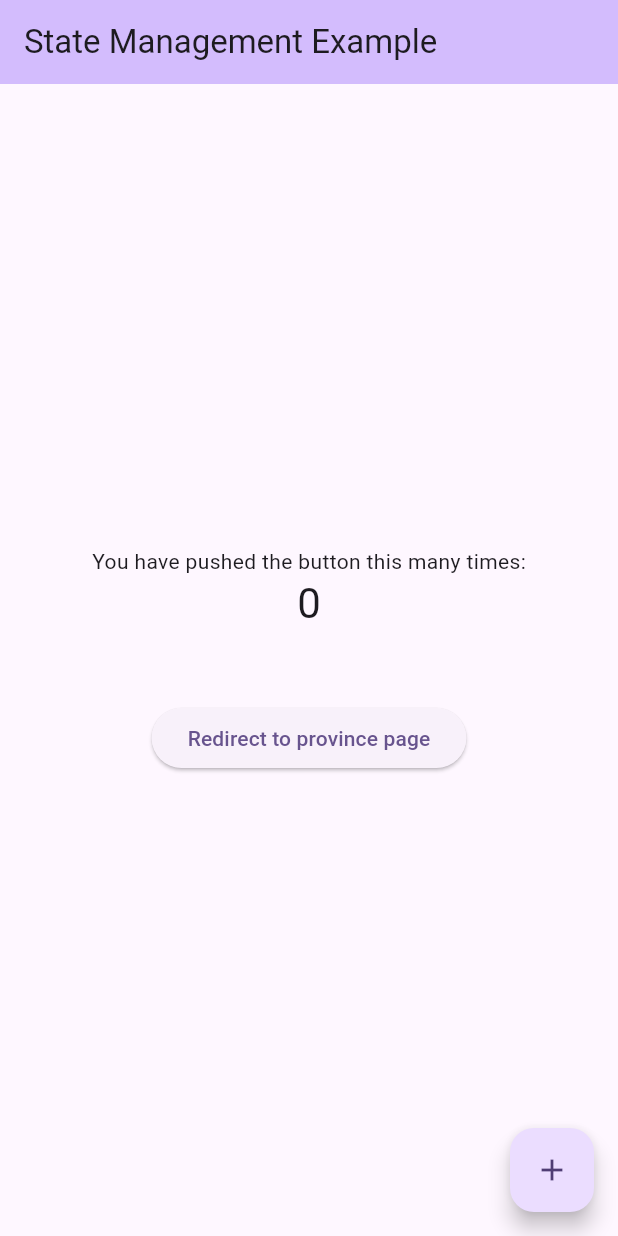
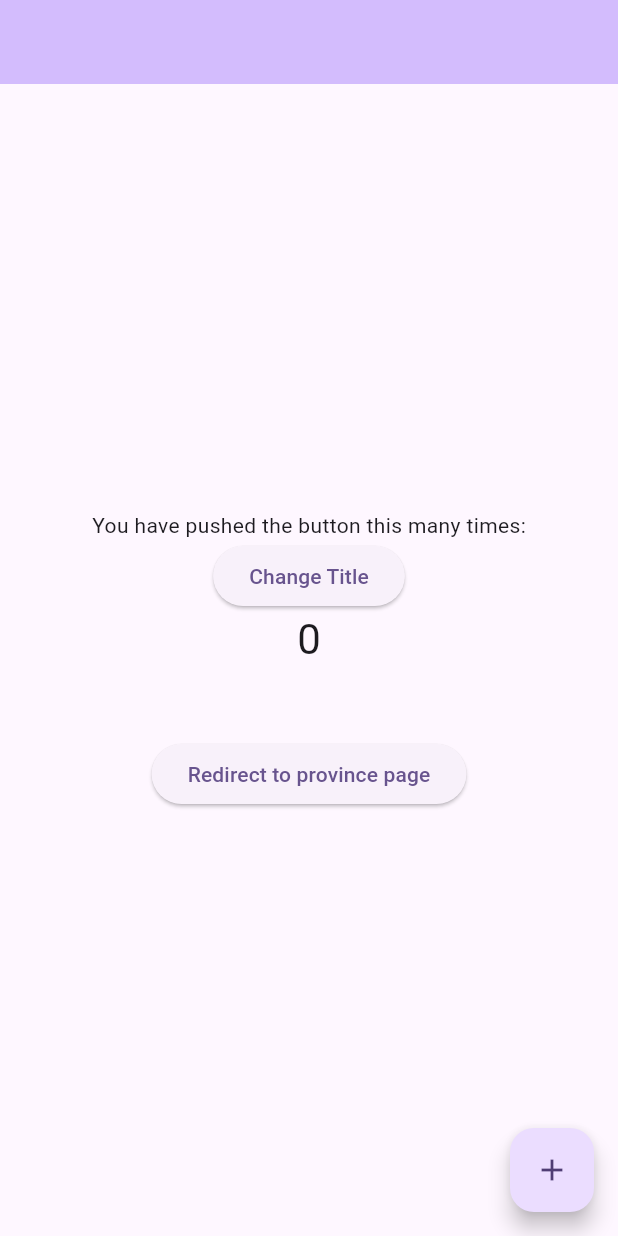
Before and after one commit to andipputra/state_management_in_flutter, a Flutter app: the screen it shows after launch, on a phone screen of 412 x 824 dp. Run offline on Flutter 3.47's test engine with Material 3 defaults, Android fonts, the phone set to English and light mode, and no system bars; our stand-ins replace dio.

Commit message:
feat(inherited_widget): update code for example

```diff
--- a/lib/presentation/inherited_widget/counter_inherited_widget.dart
+++ b/lib/presentation/inherited_widget/counter_inherited_widget.dart
@@ -3,22 +3,25 @@ import 'package:flutter/material.dart';
 class CounterInheritedWidget extends InheritedWidget {
   final int counter;
   final VoidCallback increment;
+  final void Function(String) changeTitle;
+  final String title;
 
   const CounterInheritedWidget({
     super.key,
     required super.child,
     required this.counter,
     required this.increment,
+    required this.title,
+    required this.changeTitle,
   });
 
-  static CounterInheritedWidget of(BuildContext context) {
+  static CounterInheritedWidget? of(BuildContext context) {
     final CounterInheritedWidget? result = context
         .dependOnInheritedWidgetOfExactType<CounterInheritedWidget>();
-    assert(result != null, 'No CounterInheritedWidget found in context');
-    return result!;
+    return result;
   }
 
   @override
   bool updateShouldNotify(CounterInheritedWidget oldWidget) =>
-      counter != oldWidget.counter;
+      counter != oldWidget.counter || title != oldWidget.title;
 }
--- a/lib/presentation/my_app.dart
+++ b/lib/presentation/my_app.dart
@@ -13,7 +13,6 @@ class MyApp extends StatelessWidget {
         colorScheme: ColorScheme.fromSeed(seedColor: Colors.deepPurple),
       ),
       home: HomePage(
-        child: const HomeView(title: 'State Management Example'),
       ),
     );
   }
--- a/lib/presentation/pages/home/home_page.dart
+++ b/lib/presentation/pages/home/home_page.dart
@@ -3,8 +3,7 @@ import 'package:day_21_state_management/presentation/pages/province/province_pag
 import 'package:flutter/material.dart';
 
 class HomePage extends StatefulWidget {
-  final Widget child;
-  const HomePage({super.key, required this.child});
+  const HomePage({super.key});
 
   @override
   State<HomePage> createState() => _HomePageState();
@@ -12,6 +11,7 @@ class HomePage extends StatefulWidget {
 
 class _HomePageState extends State<HomePage> {
   int _counter = 0;
+  String _title = '';
 
   void _incrementCounter() {
     setState(() {
@@ -24,14 +24,19 @@ class _HomePageState extends State<HomePage> {
     return CounterInheritedWidget(
       counter: _counter,
       increment: _incrementCounter,
-      child: widget.child,
+      title: _title,
+      child: const HomeView(),
+      changeTitle: (value) {
+        setState(() {
+          _title = value;
+        });
+      },
     );
   }
 }
 
 class HomeView extends StatelessWidget {
-  const HomeView({super.key, required this.title});
-  final String title;
+  const HomeView({super.key});
 
   @override
   Widget build(BuildContext context) {
@@ -40,15 +45,21 @@ class HomeView extends StatelessWidget {
     return Scaffold(
       appBar: AppBar(
         backgroundColor: Theme.of(context).colorScheme.inversePrimary,
-        title: Text(title),
+        title: Text(counterWidget?.title ?? ''),
       ),
       body: Center(
         child: Column(
           mainAxisAlignment: MainAxisAlignment.center,
           children: <Widget>[
             const Text('You have pushed the button this many times:'),
+            ElevatedButton(
+              onPressed: (){
+                counterWidget?.changeTitle('ini title');
+              },
+              child: Text('Change Title'),
+            ),
             Text(
-              '${counterWidget.counter}',
+              '${counterWidget?.counter}',
               style: Theme.of(context).textTheme.headlineMedium,
             ),
             SizedBox(height: 48),
@@ -64,7 +75,7 @@ class HomeView extends StatelessWidget {
         ),
       ),
       floatingActionButton: FloatingActionButton(
-        onPressed: counterWidget.increment,
+        onPressed: counterWidget?.increment,
         tooltip: 'Increment',
         child: const Icon(Icons.add),
       ),
```
Also changed, not shown: lib/presentation/pages/province/province_page.dart (+7 -1 lines), lib/presentation/pages/province/widgets/province_count.dart (added, +15 -0 lines).
